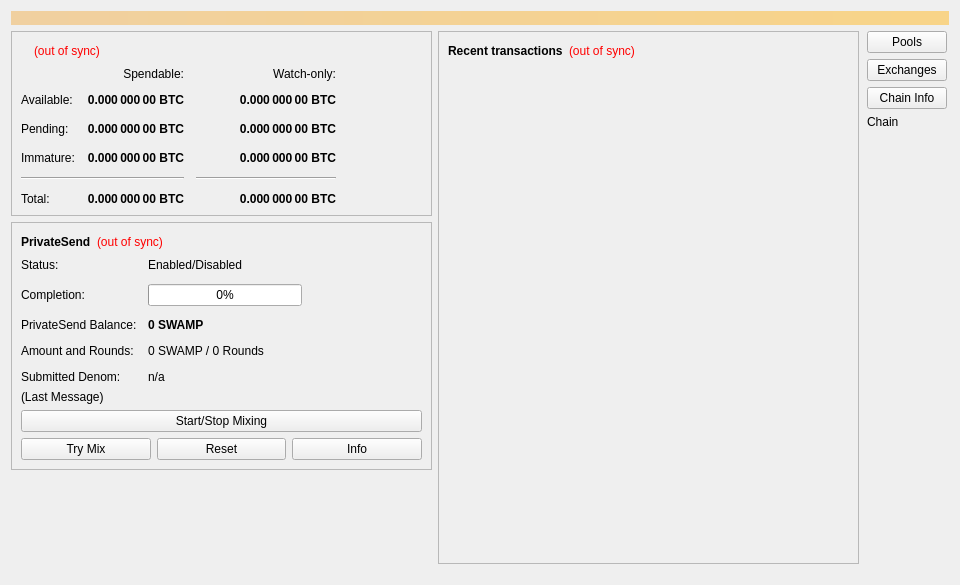
Before: the Qt Designer form src/qt/forms/overviewpage.ui in devilking6105/swamp, drawn with Qt 5.
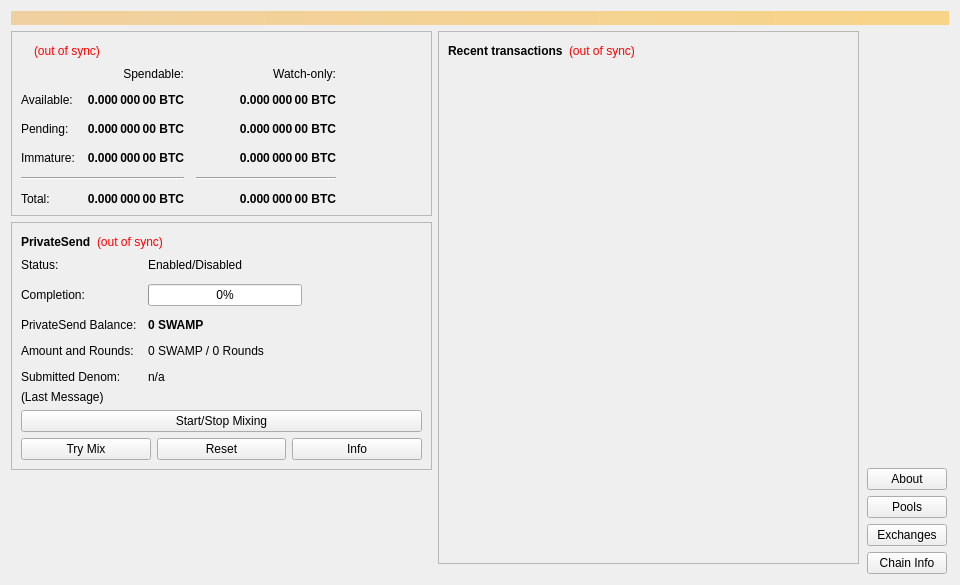
After: the same form once the commit is applied. Icons and pictures are not drawn.

```diff
--- a/src/qt/forms/overviewpage.ui
+++ b/src/qt/forms/overviewpage.ui
@@ -769,49 +769,6 @@
        <property name="rightMargin">
         <number>2</number>
        </property>
-       <item>
-        <widget class="QPushButton" name="pushButton_3">
-         <property name="toolTip">
-          <string>&lt;html&gt;&lt;head/&gt;&lt;body&gt;&lt;p align=&quot;center&quot;&gt;&lt;br/&gt;&lt;img src=&quot;:/icons/trad/tx_mined&quot; width=&quot;48&quot; height=&quot;48&quot;/&gt;&lt;/p&gt;&lt;p align=&quot;center&quot;&gt;&lt;span style=&quot; font-weight:600;&quot;&gt;Swampthing: &lt;/span&gt;&lt;a href=&quot;https://pool.swampthing.net &quot;&gt;&lt;span style=&quot; text-decoration: underline; color:#0000ff;&quot;&gt;https://pool.swampthing.net &lt;/span&gt;&lt;/a&gt;&lt;br/&gt;&lt;span style=&quot; font-weight:600;&quot;&gt;GPUHot:&lt;/span&gt; https://pool.gpuhot.com/ &lt;br/&gt;&lt;span style=&quot; font-weight:600;&quot;&gt;Hashplex:&lt;/span&gt; http://www.hashpex.com/ &lt;br/&gt;&lt;span style=&quot; font-weight:600;&quot;&gt;RPlant:&lt;/span&gt; https://pool.rplant.xyz/ &lt;br/&gt;&lt;span style=&quot; font-weight:600;&quot;&gt;Miner World:&lt;/span&gt; https://miner-world.com &lt;br/&gt;&lt;span style=&quot; font-weight:600;&quot;&gt;Block Miner:&lt;/span&gt; http://blockminer.me &lt;/p&gt;&lt;p&gt;&lt;br/&gt;&lt;/p&gt;&lt;/body&gt;&lt;/html&gt;</string>
-         </property>
-         <property name="text">
-          <string>Pools</string>
-         </property>
-        </widget>
-       </item>
-       <item>
-        <widget class="QPushButton" name="pushButton_2">
-         <property name="toolTip">
-          <string>&lt;html&gt;&lt;head/&gt;&lt;body&gt;&lt;p align=&quot;center&quot;&gt;&lt;img src=&quot;:/icons/drkblue/tx_output&quot;/&gt;&lt;/p&gt;&lt;p align=&quot;center&quot;&gt;&lt;span style=&quot; font-weight:600;&quot;&gt;Altmarkets:&lt;/span&gt; https://altmarkets.io &lt;br/&gt;&lt;span style=&quot; font-weight:600;&quot;&gt;Ex4ange:&lt;/span&gt; https://ex4ange.org &lt;br/&gt;&lt;span style=&quot; font-weight:600;&quot;&gt;Zeon Exchange:&lt;/span&gt; https://exchange.zeonhexalgo.fun &lt;/p&gt;&lt;/body&gt;&lt;/html&gt;</string>
-         </property>
-         <property name="text">
-          <string>Exchanges</string>
-         </property>
-        </widget>
-       </item>
-       <item>
-        <widget class="QPushButton" name="pushButton">
-         <property name="toolTip">
-          <string>&lt;html&gt;&lt;head/&gt;&lt;body&gt;&lt;p align=&quot;center&quot;&gt;&lt;img src=&quot;:/icons/drkblue/about&quot;/&gt;&lt;/p&gt;&lt;p align=&quot;center&quot;&gt;&lt;span style=&quot; font-weight:600;&quot;&gt;Type:&lt;/span&gt; POW/Masternodes &lt;br/&gt;&lt;span style=&quot; font-weight:600;&quot;&gt;Algo:&lt;/span&gt; YesPower &lt;br/&gt;&lt;span style=&quot; font-weight:600;&quot;&gt;Block Time:&lt;/span&gt; 110 Seconds &lt;br/&gt;&lt;span style=&quot; font-weight:600;&quot;&gt;Block Size:&lt;/span&gt; 1mb &lt;br/&gt;&lt;span style=&quot; font-weight:600;&quot;&gt;Max Supply:&lt;/span&gt; 40 mil &lt;br/&gt;&lt;span style=&quot; font-weight:600;&quot;&gt;Transaction Maturity:&lt;/span&gt; 6 Confirmation &lt;br/&gt;&lt;span style=&quot; font-weight:600;&quot;&gt;Mined Block Maturity:&lt;/span&gt; 101 confirmations &lt;br/&gt;&lt;span style=&quot; font-weight:600;&quot;&gt;Masternode Collateral:&lt;/span&gt; 1000 SWAMP &lt;/p&gt;&lt;/body&gt;&lt;/html&gt;</string>
-         </property>
-         <property name="text">
-          <string>Chain Info</string>
-         </property>
-        </widget>
-       </item>
-       <item>
-        <widget class="QLabel" name="chainLabel">
-         <property name="toolTip">
-          <string>&lt;html&gt;&lt;head/&gt;&lt;body&gt;&lt;p align=&quot;center&quot;&gt;&lt;img src=&quot;:/icons/drkblue/about&quot;/&gt;&lt;/p&gt;&lt;p align=&quot;center&quot;&gt;&lt;span style=&quot; font-weight:600;&quot;&gt;Type:&lt;/span&gt; POW/Masternodes &lt;br/&gt;&lt;span style=&quot; font-weight:600;&quot;&gt;Algo:&lt;/span&gt; YesPower &lt;br/&gt;&lt;span style=&quot; font-weight:600;&quot;&gt;Block Time:&lt;/span&gt; 110 Seconds &lt;br/&gt;&lt;span style=&quot; font-weight:600;&quot;&gt;Block Size:&lt;/span&gt; 1mb &lt;br/&gt;&lt;span style=&quot; font-weight:600;&quot;&gt;Max Supply:&lt;/span&gt; 40 mil &lt;br/&gt;&lt;span style=&quot; font-weight:600;&quot;&gt;Transaction Maturity:&lt;/span&gt; 6 Confirmation &lt;br/&gt;&lt;span style=&quot; font-weight:600;&quot;&gt;Mined Block Maturity:&lt;/span&gt; 101 confirmations &lt;br/&gt;&lt;span style=&quot; font-weight:600;&quot;&gt;Masternode Collateral:&lt;/span&gt; 1000 SWAMP &lt;/p&gt;&lt;/body&gt;&lt;/html&gt;</string>
-         </property>
-         <property name="frameShadow">
-          <enum>QFrame::Sunken</enum>
-         </property>
-         <property name="text">
-          <string>Chain</string>
-         </property>
-        </widget>
-       </item>
        <item>
         <spacer name="verticalSpacer_3">
          <property name="orientation">
@@ -825,6 +782,46 @@
          </property>
         </spacer>
        </item>
+       <item>
+        <widget class="QPushButton" name="pushButton_4">
+         <property name="toolTip">
+          <string>&lt;html&gt;&lt;head/&gt;&lt;body&gt;&lt;p align=&quot;center&quot;&gt;&lt;img src=&quot;:/icons/crownium/tx_inout&quot;/&gt;&lt;/p&gt;&lt;p align=&quot;center&quot;&gt;&lt;span style=&quot; font-family:'verdana,sans-serif'; font-size:13px; color:#000000; background-color:#ecedf3;&quot;&gt;Swamp Coin was created to help restore the balance to ecosystems around the world that reptiles and amphibians call home.  As a future 501c3 non-profit charitable organization, Swamp Coin leverages the power of blockchain, cryptocurrency and masternodes to help generate the funding these habitats desperately need. &lt;/span&gt;&lt;/p&gt;&lt;p align=&quot;center&quot;&gt;&lt;br/&gt;&lt;/p&gt;&lt;p align=&quot;center&quot;&gt;&lt;span style=&quot; font-family:'verdana,sans-serif'; font-size:13px; color:#000000; background-color:#ecedf3;&quot;&gt;Swamp Coin will be accepted by animal rescues to fund the medical care and adoption fees required to give our swamp based friends new homes and a chance!  We are are a small team taking a steady pace to build the right network and partners to slowly but surely chip away of the overwhelming cost and effort associated with ecosystem homeostasis.&lt;/span&gt;&lt;/p&gt;&lt;/body&gt;&lt;/html&gt;</string>
+         </property>
+         <property name="text">
+          <string>About</string>
+         </property>
+        </widget>
+       </item>
+       <item>
+        <widget class="QPushButton" name="pushButton_3">
+         <property name="toolTip">
+          <string>&lt;html&gt;&lt;head/&gt;&lt;body&gt;&lt;p align=&quot;center&quot;&gt;&lt;br/&gt;&lt;img src=&quot;:/icons/trad/tx_mined&quot; width=&quot;48&quot; height=&quot;48&quot;/&gt;&lt;/p&gt;&lt;p align=&quot;center&quot;&gt;&lt;span style=&quot; font-weight:600;&quot;&gt;Swampthing: &lt;/span&gt;&lt;a href=&quot;https://pool.swampthing.net &quot;&gt;&lt;span style=&quot; text-decoration: underline; color:#0000ff;&quot;&gt;https://pool.swampthing.net &lt;/span&gt;&lt;/a&gt;&lt;br/&gt;&lt;span style=&quot; font-weight:600;&quot;&gt;GPUHot:&lt;/span&gt; https://pool.gpuhot.com/ &lt;br/&gt;&lt;span style=&quot; font-weight:600;&quot;&gt;Hashplex:&lt;/span&gt; http://www.hashpex.com/ &lt;br/&gt;&lt;span style=&quot; font-weight:600;&quot;&gt;RPlant:&lt;/span&gt; https://pool.rplant.xyz/ &lt;br/&gt;&lt;span style=&quot; font-weight:600;&quot;&gt;Miner World:&lt;/span&gt; https://miner-world.com &lt;br/&gt;&lt;span style=&quot; font-weight:600;&quot;&gt;Block Miner:&lt;/span&gt; http://blockminer.me &lt;/p&gt;&lt;p&gt;&lt;br/&gt;&lt;/p&gt;&lt;/body&gt;&lt;/html&gt;</string>
+         </property>
+         <property name="text">
+          <string>Pools</string>
+         </property>
+        </widget>
+       </item>
+       <item>
+        <widget class="QPushButton" name="pushButton_2">
+         <property name="toolTip">
+          <string>&lt;html&gt;&lt;head/&gt;&lt;body&gt;&lt;p align=&quot;center&quot;&gt;&lt;img src=&quot;:/icons/drkblue/tx_output&quot;/&gt;&lt;/p&gt;&lt;p align=&quot;center&quot;&gt;&lt;span style=&quot; font-weight:600;&quot;&gt;Altmarkets:&lt;/span&gt; https://altmarkets.io &lt;br/&gt;&lt;span style=&quot; font-weight:600;&quot;&gt;Ex4ange:&lt;/span&gt; https://ex4ange.org &lt;br/&gt;&lt;span style=&quot; font-weight:600;&quot;&gt;Zeon Exchange:&lt;/span&gt; https://exchange.zeonhexalgo.fun &lt;/p&gt;&lt;/body&gt;&lt;/html&gt;</string>
+         </property>
+         <property name="text">
+          <string>Exchanges</string>
+         </property>
+        </widget>
+       </item>
+       <item>
+        <widget class="QPushButton" name="pushButton">
+         <property name="toolTip">
+          <string>&lt;html&gt;&lt;head/&gt;&lt;body&gt;&lt;p align=&quot;center&quot;&gt;&lt;img src=&quot;:/icons/drkblue/about&quot;/&gt;&lt;/p&gt;&lt;p align=&quot;center&quot;&gt;&lt;span style=&quot; font-weight:600;&quot;&gt;Type:&lt;/span&gt; POW/Masternodes &lt;br/&gt;&lt;span style=&quot; font-weight:600;&quot;&gt;Algo:&lt;/span&gt; YesPower &lt;br/&gt;&lt;span style=&quot; font-weight:600;&quot;&gt;Block Time:&lt;/span&gt; 110 Seconds &lt;br/&gt;&lt;span style=&quot; font-weight:600;&quot;&gt;Block Size:&lt;/span&gt; 1mb &lt;br/&gt;&lt;span style=&quot; font-weight:600;&quot;&gt;Max Supply:&lt;/span&gt; 40 mil &lt;br/&gt;&lt;span style=&quot; font-weight:600;&quot;&gt;Transaction Maturity:&lt;/span&gt; 6 Confirmation &lt;br/&gt;&lt;span style=&quot; font-weight:600;&quot;&gt;Mined Block Maturity:&lt;/span&gt; 101 confirmations &lt;br/&gt;&lt;span style=&quot; font-weight:600;&quot;&gt;Masternode Collateral:&lt;/span&gt; 1000 SWAMP &lt;/p&gt;&lt;/body&gt;&lt;/html&gt;</string>
+         </property>
+         <property name="text">
+          <string>Chain Info</string>
+         </property>
+        </widget>
+       </item>
       </layout>
      </item>
     </layout>
```
